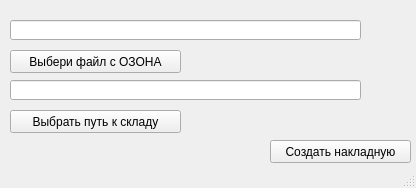
Old version of the form main.ui in the repository RavenVl/skladOzon.
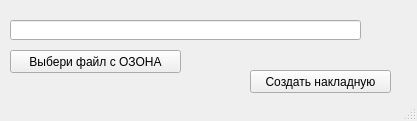
New version of the form.

Commit message: single input window

Diff of the .ui file:
```diff
--- a/main.ui
+++ b/main.ui
@@ -6,8 +6,8 @@
    <rect>
     <x>0</x>
     <y>0</y>
-    <width>416</width>
-    <height>188</height>
+    <width>417</width>
+    <height>121</height>
    </rect>
   </property>
   <property name="windowTitle">
@@ -17,8 +17,8 @@
    <widget class="QPushButton" name="pushButton_naklad">
     <property name="geometry">
      <rect>
-      <x>270</x>
-      <y>140</y>
+      <x>250</x>
+      <y>70</y>
       <width>141</width>
       <height>23</height>
      </rect>
@@ -50,29 +50,6 @@
      <string>Выбери файл с ОЗОНА</string>
     </property>
    </widget>
-   <widget class="QPushButton" name="pushButton_sklad">
-    <property name="geometry">
-     <rect>
-      <x>10</x>
-      <y>110</y>
-      <width>171</width>
-      <height>23</height>
-     </rect>
-    </property>
-    <property name="text">
-     <string>Выбрать путь к складу</string>
-    </property>
-   </widget>
-   <widget class="QLineEdit" name="lineEdit_2">
-    <property name="geometry">
-     <rect>
-      <x>10</x>
-      <y>80</y>
-      <width>351</width>
-      <height>20</height>
-     </rect>
-    </property>
-   </widget>
   </widget>
   <widget class="QStatusBar" name="statusbar"/>
  </widget>
```
The commit also changes 2 other files.
